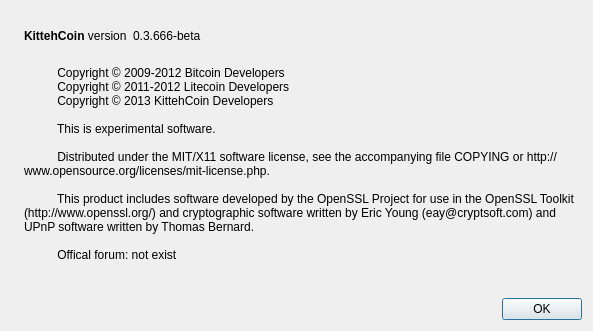
kittehcoin/kittehcoin, file src/qt/forms/aboutdialog.ui: the form before one commit.
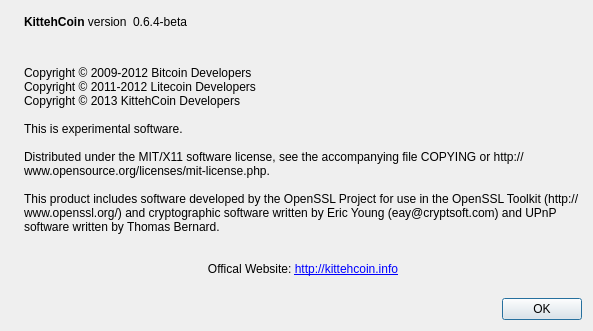
The form after the commit. Icons and pictures are not drawn.

Patch:
```diff
--- a/src/qt/forms/aboutdialog.ui
+++ b/src/qt/forms/aboutdialog.ui
@@ -63,7 +63,7 @@
           <cursorShape>IBeamCursor</cursorShape>
          </property>
          <property name="text">
-          <string notr="true">0.3.666-beta</string>
+          <string notr="true">0.6.4-beta</string>
          </property>
          <property name="textFormat">
           <enum>Qt::RichText</enum>
@@ -94,19 +94,7 @@
         <cursorShape>IBeamCursor</cursorShape>
        </property>
        <property name="text">
-        <string>
-          Copyright © 2009-2012 Bitcoin Developers
-          Copyright © 2011-2012 Litecoin Developers
-          Copyright © 2013 KittehCoin Developers
-
-          This is experimental software.
-
-          Distributed under the MIT/X11 software license, see the accompanying file COPYING or http://www.opensource.org/licenses/mit-license.php.
-
-          This product includes software developed by the OpenSSL Project for use in the OpenSSL Toolkit (http://www.openssl.org/) and cryptographic software written by Eric Young (eay@cryptsoft.com) and UPnP software written by Thomas Bernard.
-
-          Offical forum: not exist
-        </string>
+        <string>&lt;html&gt;&lt;head/&gt;&lt;body&gt;&lt;br/&gt;&lt;br&gt;Copyright © 2009-2012 Bitcoin Developers&lt;br&gt;          Copyright © 2011-2012 Litecoin Developers&lt;br&gt;          Copyright © 2013 KittehCoin Developers&lt;br/&gt;&lt;br&gt;This is experimental software.&lt;br/&gt;&lt;br&gt;Distributed under the MIT/X11 software license, see the accompanying file COPYING or http://www.opensource.org/licenses/mit-license.php.&lt;br/&gt;&lt;br&gt;This product includes software developed by the OpenSSL Project for use in the OpenSSL Toolkit (http://www.openssl.org/) and cryptographic software written by Eric Young (eay@cryptsoft.com) and UPnP software written by Thomas Bernard.&lt;br/&gt;&lt;br&gt;&lt;center&gt;Offical Website: &lt;a href=&quot;http://kittehcoin.info&quot;&gt;&lt;span style=&quot; text-decoration: underline; color:#0000ff;&quot;&gt;http://kittehcoin.info&lt;/span&gt;&lt;/a&gt;&lt;center&gt;&lt;/body&gt;&lt;/html&gt;</string>
        </property>
        <property name="wordWrap">
         <bool>true</bool>
```
